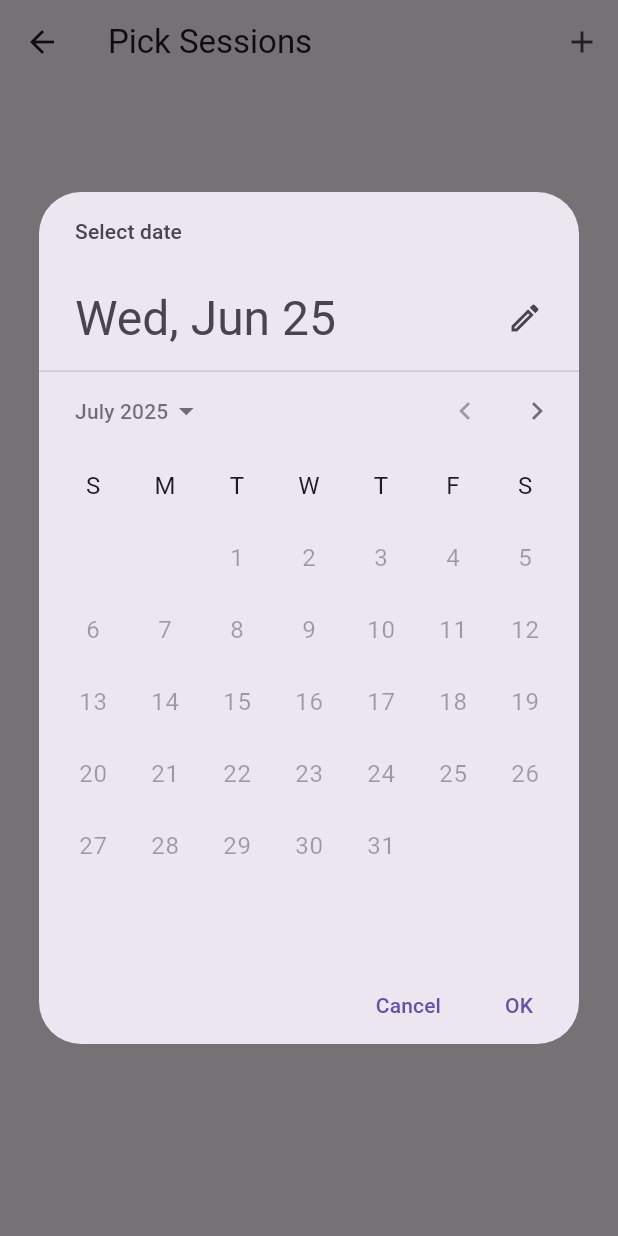
After one commit to omar-abdelaziz753/True-Balance, a Flutter app: the TestScreen screen opened directly, after a tap on the "add" icon, on a phone screen of 412 x 824 dp. The commit adds this screen. Run offline on Flutter 3.47's test engine with Material 3 defaults, Android fonts, the phone set to English and light mode, and no system bars; our stand-ins replace bloc, cached_network_image, dio, easy_localization, flutter_bloc, flutter_easyloading and 15 more; accounts and stored records are empty; project files that could hold a hidden picture were left out.

```diff
--- a/lib/features/user/main_layout/presentation/main_layout.dart
+++ b/lib/features/user/main_layout/presentation/main_layout.dart
@@ -225,7 +225,7 @@ class MainLayoutScreen extends StatelessWidget {
                   const SizedBox(width: 40), // space for the FAB
                   _buildNavItem(
                     icon: 'assets/images/svg/resources_icon.svg',
-                    label: 'resources'.tr(),
+                    label: 'My Sessions'.tr(),
                     index: 3,
                     currentIndex: currentIndex,
                     onTap: () => cubit.changeBottomNavBar(3),
--- /dev/null
+++ b/lib/features/user/setting/presentation/screens/test.dart
@@ -0,0 +1,172 @@
+import 'package:flutter/material.dart';
+import 'package:intl/intl.dart';
+
+class TestScreen extends StatefulWidget {
+  const TestScreen({super.key});
+
+  @override
+  State<TestScreen> createState() => _TestScreenState();
+}
+
+class _TestScreenState extends State<TestScreen> {
+  final Map<String, List<String>> availableDateTime = {
+    '2025-06-25': ['09:00', '11:00'],
+    '2025-06-27': ['10:00', '14:00'],
+  };
+
+  final List<Map<String, String>> selectedSessions = [];
+
+  Future<void> pickSession() async {
+    // Get a valid initial date
+    final firstAvailableDate = DateFormat(
+      'yyyy-MM-dd',
+    ).parse(availableDateTime.keys.first);
+
+    // Date picker
+    DateTime? pickedDate = await showDatePicker(
+      context: context,
+      initialDate: firstAvailableDate,
+      firstDate: DateTime.now(),
+      lastDate: DateTime.now().add(const Duration(days: 30)),
+      selectableDayPredicate: (date) {
+        final formatted = DateFormat('yyyy-MM-dd').format(date);
+        return availableDateTime.containsKey(formatted);
+      },
+    );
+
+    if (pickedDate == null) return;
+
+    String formattedDate = DateFormat('yyyy-MM-dd').format(pickedDate);
+    List<String> availableTimes = availableDateTime[formattedDate]!;
+
+    // Time picker
+    String? selectedTime = await showDialog<String>(
+      context: context,
+      builder:
+          (_) => SimpleDialog(
+            title: const Text("Select Time"),
+            children:
+                availableTimes
+                    .map(
+                      (time) => SimpleDialogOption(
+                        onPressed: () => Navigator.pop(context, time),
+                        child: Text(time),
+                      ),
+                    )
+                    .toList(),
+          ),
+    );
+
+    if (selectedTime == null) return;
+
+    // Check for duplicates
+    final alreadyExists = selectedSessions.any(
+      (session) =>
+          session['date'] == formattedDate && session['time'] == selectedTime,
+    );
+
+    if (alreadyExists) {
+      ScaffoldMessenger.of(context).showSnackBar(
+        const SnackBar(
+          content: Text("This session is already selected."),
+          backgroundColor: Colors.orange,
+        ),
+      );
+      return;
+    }
+
+    // Add to selected list
+    setState(() {
+      selectedSessions.add({
+        'date': formattedDate,
+        'time': selectedTime,
+        'status': 'Available',
+      });
+    });
+  }
+
+  void removeSession(int index) {
+    setState(() {
+      selectedSessions.removeAt(index);
+    });
+  }
+
+  @override
+  Widget build(BuildContext context) {
+    return Scaffold(
+      appBar: AppBar(
+        title: const Text("Pick Sessions"),
+        actions: [
+          IconButton(icon: const Icon(Icons.add), onPressed: pickSession),
+        ],
+      ),
+      body: Padding(
+        padding: const EdgeInsets.all(12.0),
+        child:
+            selectedSessions.isEmpty
+                ? const Center(child: Text("No sessions selected."))
+                : GridView.builder(
+                  itemCount: selectedSessions.length,
+                  gridDelegate: const SliverGridDelegateWithFixedCrossAxisCount(
+                    crossAxisCount: 2,
+                    childAspectRatio: 1.3,
+                    crossAxisSpacing: 12,
+                    mainAxisSpacing: 12,
+                  ),
+                  itemBuilder: (context, index) {
+                    final session = selectedSessions[index];
+                    return Card(
+                      elevation: 3,
+                      shape: RoundedRectangleBorder(
+                        borderRadius: BorderRadius.circular(12),
+                      ),
+                      color: Colors.green.shade50,
+                      child: Padding(
+                        padding: const EdgeInsets.all(12.0),
+                        child: Stack(
+                          children: [
+                            Column(
+                              mainAxisAlignment: MainAxisAlignment.center,
+                              children: [
+                                Text(
+                                  session['date']!,
+                                  style: const TextStyle(
+                                    fontSize: 16,
+                                    fontWeight: FontWeight.bold,
+                                  ),
+                                ),
+                                const SizedBox(height: 8),
+                                Text(
+                                  "Time: ${session['time']}",
+                                  style: const TextStyle(fontSize: 14),
+                                ),
+                                const SizedBox(height: 8),
+                                Text(
+                                  session['status']!,
+                                  style: TextStyle(
+                                    color: Colors.green.shade700,
+                                    fontWeight: FontWeight.w600,
+                                  ),
+                                ),
+                              ],
+                            ),
+                            Positioned(
+                              right: 0,
+                              top: 0,
+                              child: IconButton(
+                                icon: const Icon(Icons.close),
+                                onPressed: () => removeSession(index),
+                                splashRadius: 18,
+                                color: Colors.red,
+                              ),
+                            ),
+                          ],
+                        ),
+                      ),
+                    );
+                  },
+                ),
+      ),
+    );
+  }
+}
--- a/lib/true_balance.dart
+++ b/lib/true_balance.dart
@@ -6,6 +6,7 @@ import 'package:flutter_screenutil/flutter_screenutil.dart';
 import 'package:truee_balance_app/core/routing/app_router.dart';
 import 'package:truee_balance_app/core/routing/routes_name.dart';
 import 'package:truee_balance_app/core/utils/app_constants.dart';
+import 'package:truee_balance_app/features/user/setting/presentation/screens/test.dart';
 
 class TrueBalanceApp extends StatelessWidget {
   const TrueBalanceApp({
@@ -35,8 +36,9 @@ class TrueBalanceApp extends StatelessWidget {
             supportedLocales: context.supportedLocales,
             locale: context.locale,
             navigatorKey: AppConstants.navigatorKey,
-            initialRoute: Routes.splashScreen,
+            initialRoute: Routes.chooseYourAccountScreen,
             onGenerateRoute: appRouter.generateRoute,
+            // home: const TestScreen(),
             builder: EasyLoading.init(),
           ),
         ),
```
Also changed, not shown: lib/features/choose_your_account/presentation/screens/choose_your_account_screen.dart (+11 -9 lines), lib/features/choose_your_account/presentation/widgets/choose_account_widget.dart (+30 -9 lines).
